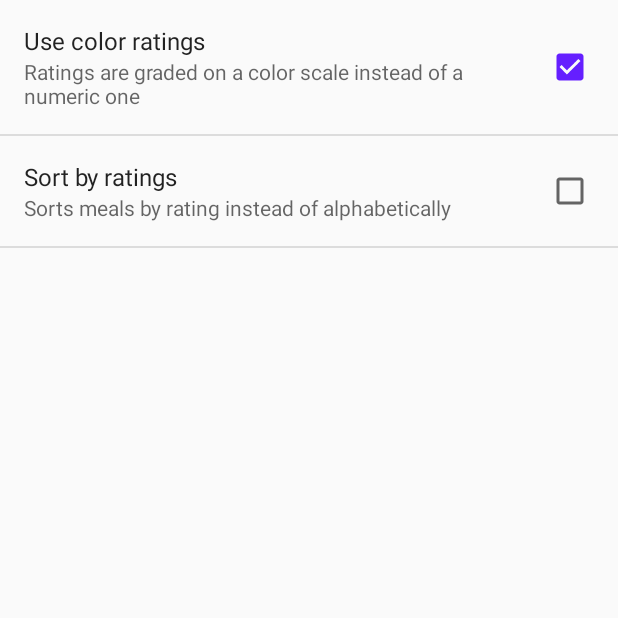
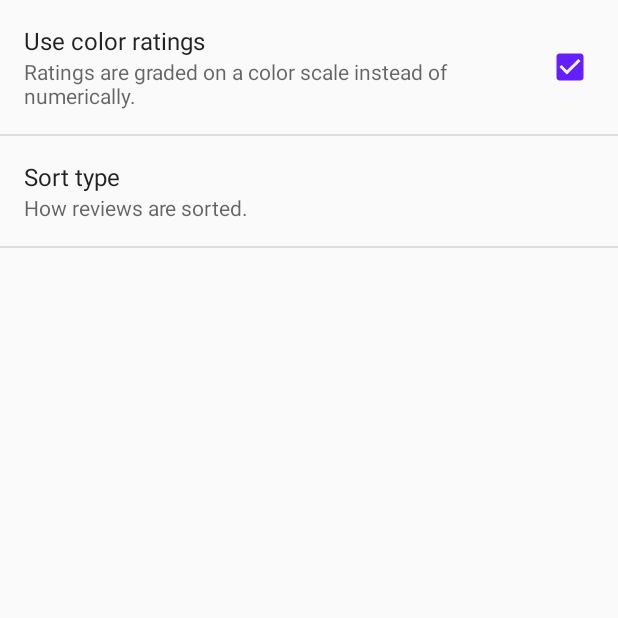
Before and after one commit to WillCon/MealMemory, an Android app: the screen it shows after launch (SettingsActivity), in the options menu, after a tap on "Settings", on a phone screen of 412 x 824 dp, the top half of it. Run offline under Robolectric (Android 15) with nearby library versions, the phone set to English and light mode, and no system bars.

Commit message:
Added preliminary sorting

```diff
--- a/app/src/main/java/com/orain/mealmemory/MainActivity.java
+++ b/app/src/main/java/com/orain/mealmemory/MainActivity.java
@@ -27,6 +27,8 @@ import java.io.FileOutputStream;
 import java.io.IOException;
 import java.util.ArrayList;
 import java.util.Arrays;
+import java.util.Collections;
+import java.util.Comparator;
 
 
 public class MainActivity extends AppCompatActivity {
@@ -54,6 +56,12 @@ public class MainActivity extends AppCompatActivity {
             Log.d("Files (Main)", filesList[i]);
         }
         restaurants.addAll(Arrays.asList(filesList));
+        Collections.sort(restaurants, new Comparator<String>() {
+            @Override
+            public int compare(String lhs, String rhs) {
+                return lhs.compareTo(rhs);
+            }
+        });
 
         myArrayAdapter = new ArrayAdapter<String>(this, android.R.layout.simple_list_item_1, restaurants);
 
--- a/app/src/main/res/menu/menu_main.xml
+++ b/app/src/main/res/menu/menu_main.xml
@@ -9,7 +9,7 @@
         app:showAsAction="ifRoom"/>
     <item
         android:id="@+id/removeItem"
-        android:title="Delete Item"
+        android:title="Delete Items"
         app:showAsAction="never"/>
     <item
         android:id="@+id/action_settings"
--- /dev/null
+++ b/app/src/main/res/values/array.xml
@@ -0,0 +1,15 @@
+<?xml version="1.0" encoding="utf-8"?>
+<resources>
+    <string-array name="SortData">
+        <item>0</item>
+        <item>1</item>
+        <item>2</item>
+        <item>3</item>
+    </string-array>
+    <string-array name="Sort">
+        <item>Alphabetically Ascending</item>
+        <item>Alphabetically Descending</item>
+        <item>By Rating Ascending</item>
+        <item>By Rating Descending</item>
+    </string-array>
+</resources>
--- a/app/src/main/res/values/strings.xml
+++ b/app/src/main/res/values/strings.xml
@@ -10,9 +10,8 @@
     <string name="pref_header_general">General</string>
 
     <string name="pref_title_color_rating">Use color ratings</string>
-    <string name="pref_description_color_rating">Ratings are graded on a color scale instead of a numeric one
-    </string>
-    <string name="pref_title_color_sort">Sort by ratings</string>
-    <string name="pref_description_color_sort">Sorts meals by rating instead of alphabetically</string>
+    <string name="pref_description_color_rating">Ratings are graded on a color scale instead of numerically.</string>
+    <string name="pref_title_color_sort">Sort type</string>
+    <string name="pref_description_color_sort">How reviews are sorted.</string>
 
 </resources>
--- a/app/src/main/res/xml/pref_general.xml
+++ b/app/src/main/res/xml/pref_general.xml
@@ -6,9 +6,11 @@
         android:summary="@string/pref_description_color_rating"
         android:title="@string/pref_title_color_rating" />
 
-    <CheckBoxPreference
-        android:defaultValue="false"
-        android:key="color_sort"
+    <ListPreference
+        android:defaultValue="0"
+        android:entries="@array/Sort"
+        android:entryValues="@array/SortData"
+        android:key="review_sort"
         android:title="@string/pref_title_color_sort"
         android:summary="@string/pref_description_color_sort"/>
 
```
Also changed, not shown: app/src/main/java/com/orain/mealmemory/Globals.java (deleted, +0 -139 lines), app/src/main/java/com/orain/mealmemory/Review.java (+13 -0 lines), app/src/main/java/com/orain/mealmemory/ReviewActivity.java (+37 -5 lines).
